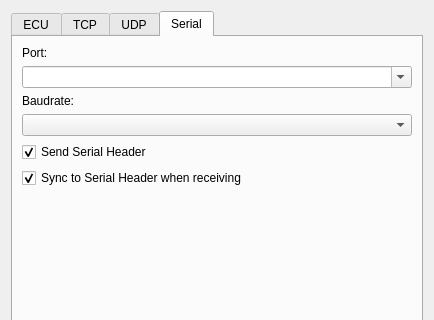
The window that src/ecudialog.ui (COVESA/dlt-viewer) describes before a commit, drawn with Qt 5; both pictures show x 0 to 434 and y 0 to 320 of the 434 by 536 pixel window.
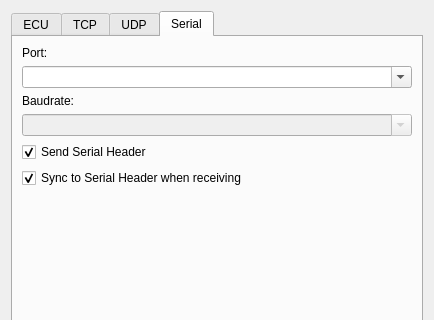
The same window after the commit. The open tabs and pages were chosen to show the change. Icons and pictures are not drawn.

What changed in the file:
```diff
--- a/src/ecudialog.ui
+++ b/src/ecudialog.ui
@@ -419,6 +419,12 @@
        </item>
        <item row="3" column="0">
         <widget class="QComboBox" name="comboBoxBaudrate">
+         <property name="enabled">
+          <bool>false</bool>
+         </property>
+         <property name="editable">
+          <bool>true</bool>
+         </property>
          <property name="currentIndex">
           <number>-1</number>
          </property>
```
